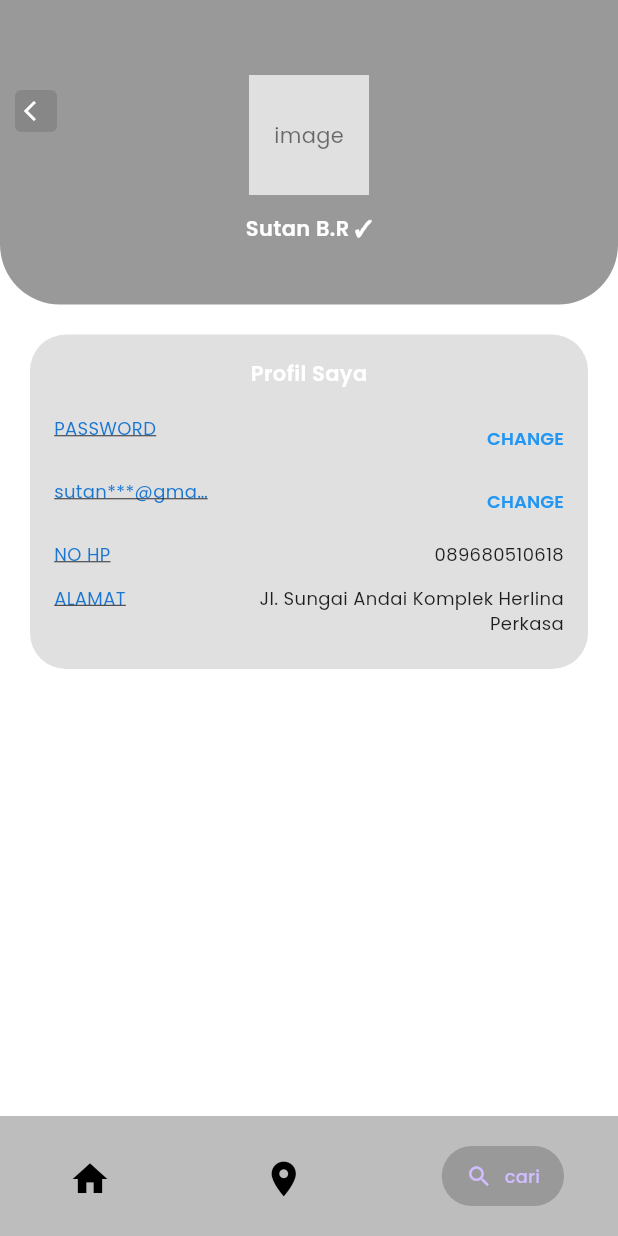
After one commit to Ryayaa/Sawit-2025, a Flutter app: the screen it shows after launch, in the side drawer, after a tap on "Profil", on a phone screen of 412 x 824 dp. The commit adds this screen. Run offline on Flutter 3.47's test engine with Material 3 defaults, Android fonts, the phone set to English and light mode, and no system bars; our stand-ins replace fl_chart, flutter_svg, google_fonts; project files that could hold a hidden picture were left out.

Commit message:
halaman profil tombol back belum berfungsi, widget dibawah tinggal ditambah link, isi dari popup change pada halaman profil ganti senyamannya,gambar belum bisa di edit/ditambahkan secara manual harus dari code.

```diff
--- a/lib/screens/main/components/side_menu.dart
+++ b/lib/screens/main/components/side_menu.dart
@@ -1,5 +1,6 @@
 import 'package:flutter/material.dart';
 import 'package:flutter_svg/flutter_svg.dart';
+import 'package:admin/screens/profil/profil.dart';
 
 class SideMenu extends StatelessWidget {
   const SideMenu({
@@ -19,41 +20,46 @@ class SideMenu extends StatelessWidget {
             svgSrc: "assets/icons/menu_dashboard.svg",
             press: () {},
           ),
-          // DrawerListTile(
-          //   title: "Transaction",
-          //   svgSrc: "assets/icons/menu_tran.svg",
-          //   press: () {},
-          // ),
-          // DrawerListTile(
-          //   title: "Task",
-          //   svgSrc: "assets/icons/menu_task.svg",
-          //   press: () {},
-          // ),
-          // DrawerListTile(
-          //   title: "Documents",
-          //   svgSrc: "assets/icons/menu_doc.svg",
-          //   press: () {},
-          // ),
-          // DrawerListTile(
-          //   title: "Store",
-          //   svgSrc: "assets/icons/menu_store.svg",
-          //   press: () {},
-          // ),
-          // DrawerListTile(
-          //   title: "Notification",
-          //   svgSrc: "assets/icons/menu_notification.svg",
-          //   press: () {},
-          // ),
-          // DrawerListTile(
-          //   title: "Profile",
-          //   svgSrc: "assets/icons/menu_profile.svg",
-          //   press: () {},
-          // ),
-          // DrawerListTile(
-          //   title: "Settings",
-          //   svgSrc: "assets/icons/menu_setting.svg",
-          //   press: () {},
-          // ),
+          DrawerListTile(
+            title: "Profil",
+            svgSrc: "assets/icons/menu_tran.svg",
+            press: () {
+    Navigator.push(
+      context,
+      MaterialPageRoute(builder: (context) => ProfilePage()),
+    );
+  },
+),
+          DrawerListTile(
+            title: "Task",
+            svgSrc: "assets/icons/menu_task.svg",
+            press: () {},
+          ),
+          DrawerListTile(
+            title: "Documents",
+            svgSrc: "assets/icons/menu_doc.svg",
+            press: () {},
+          ),
+          DrawerListTile(
+            title: "Store",
+            svgSrc: "assets/icons/menu_store.svg",
+            press: () {},
+          ),
+          DrawerListTile(
+            title: "Notification",
+            svgSrc: "assets/icons/menu_notification.svg",
+            press: () {},
+          ),
+          DrawerListTile(
+            title: "Profile",
+            svgSrc: "assets/icons/menu_profile.svg",
+            press: () {},
+          ),
+          DrawerListTile(
+            title: "Settings",
+            svgSrc: "assets/icons/menu_setting.svg",
+            press: () {},
+          ),
         ],
       ),
     );
--- /dev/null
+++ b/lib/screens/profil/profil.dart
@@ -0,0 +1,332 @@
+import 'package:flutter/material.dart';
+
+
+
+void main() {
+  runApp(const ProfileApp());
+}
+
+class ProfileApp extends StatelessWidget {
+  const ProfileApp({Key? key}) : super(key: key);
+
+  @override
+  Widget build(BuildContext context) {
+    return MaterialApp(
+      title: 'Profile Page',
+      theme: ThemeData(
+        primarySwatch: Colors.grey,
+        fontFamily: 'Roboto',
+      ),
+      home: const ProfilePage(),
+      debugShowCheckedModeBanner: false,
+    );
+  }
+}
+
+class ProfilePage extends StatelessWidget {
+  const ProfilePage({Key? key}) : super(key: key);
+
+  @override
+  Widget build(BuildContext context) {
+    return Scaffold(
+      backgroundColor: Colors.white,
+      bottomNavigationBar: BottomAppBar(
+        color: Colors.grey[400],
+        shape: const CircularNotchedRectangle(),
+        child: Padding(
+          padding: const EdgeInsets.symmetric(horizontal: 20, vertical: 8),
+          child: Row(
+            mainAxisAlignment: MainAxisAlignment.spaceBetween,
+            children: [
+              IconButton(
+                icon: const Icon(Icons.home, color: Colors.black, size: 28),
+                onPressed: () {},
+                tooltip: 'Home',
+              ),
+              IconButton(
+                icon: const Icon(Icons.location_on, color: Colors.black, size: 28),
+                onPressed: () {},
+                tooltip: 'Map',
+              ),
+              ElevatedButton.icon(
+                onPressed: () {},
+                icon: const Icon(Icons.search, size: 18),
+                label: const Text(
+                  'cari',
+                  style: TextStyle(fontSize: 12),
+                ),
+                style: ElevatedButton.styleFrom(
+                  backgroundColor: Colors.grey[600]?.withOpacity(0.5),
+                  shape: RoundedRectangleBorder(
+                    borderRadius: BorderRadius.circular(30),
+                  ),
+                  padding: const EdgeInsets.symmetric(horizontal: 16, vertical: 6),
+                  elevation: 0,
+                ),
+              ),
+            ],
+          ),
+        ),
+      ),
+      body: Column(
+        children: [
+          Container(
+            decoration: const BoxDecoration(
+              color: Color(0xFF999999),
+              borderRadius: BorderRadius.only(
+                bottomLeft: Radius.circular(40),
+                bottomRight: Radius.circular(40),
+              ),
+            ),
+           padding: const EdgeInsets.only(top: 50, bottom: 40),
+child: Stack(
+  children: [
+    Positioned(
+      left: 10,
+      top: 10,
+      child: GestureDetector(
+        onTap: () {
+          Navigator.pushReplacement(
+            context,
+            MaterialPageRoute(builder: (context) => const ProfilePage()), //ganti halaman cuy
+          );
+        },
+        child: Container(
+          width: 28,
+          height: 28,
+          decoration: BoxDecoration(
+            color: Colors.grey[600]?.withOpacity(0.5),
+            borderRadius: BorderRadius.circular(4),
+          ),
+          child: const Icon(
+            Icons.arrow_back_ios,
+            color: Colors.white,
+            size: 16,
+          ),
+        ),
+      ),
+    ),
+
+                Center(
+                  child: Column(
+                    children: [
+                      Container(
+                        width: 80,
+                        height: 80,
+                        color: Colors.grey[300],
+                        alignment: Alignment.center,
+                        child: const Text(
+                          'image',
+                          style: TextStyle(color: Colors.black54),
+                        ),
+                      ),
+                      const SizedBox(height: 12),
+                      const Text(
+                        'Sutan B.R ✓',
+                        style: TextStyle(
+                          color: Colors.white,
+                          fontWeight: FontWeight.w600,
+                          fontSize: 14,
+                        ),
+                      ),
+                    ],
+                  ),
+                ),
+              ],
+            ),
+          ),
+          const SizedBox(height: 20),
+          Container(
+            margin: const EdgeInsets.symmetric(horizontal: 20),
+            padding: const EdgeInsets.all(16),
+            decoration: BoxDecoration(
+              color: Colors.grey[300],
+              borderRadius: BorderRadius.circular(24),
+            ),
+            child: Column(
+              children: [
+                const Text(
+                  'Profil Saya',
+                  style: TextStyle(
+                    fontWeight: FontWeight.w600,
+                    fontSize: 14,
+                  ),
+                ),
+                const SizedBox(height: 12),
+                ProfileRow(
+                  label: 'PASSWORD',
+                  value: '',
+                  actionText: 'CHANGE',
+                  isValueLink: true,
+                ),
+                ProfileRow(
+                  label: 'sutan***@gmail.com',
+                  value: '',
+                  actionText: 'CHANGE',
+                  isValueLink: true,
+                ),
+                ProfileRow(
+                  label: 'NO HP',
+                  value: '089680510618',
+                  actionText: '',
+                  isValueLink: true,
+                ),
+                ProfileRow(
+                  label: 'ALAMAT',
+                  value: 'Jl. Sungai Andai Komplek Herlina Perkasa',
+                  actionText: '',
+                  isValueLink: true,
+                ),
+              ],
+            ),
+          ),
+          const SizedBox(height: 40),
+        ],
+      ),
+    );
+  }
+}
+void showEmailVerificationDialog(BuildContext context) {
+  showDialog(
+    context: context,
+    builder: (context) {
+      return AlertDialog(
+        shape: RoundedRectangleBorder(borderRadius: BorderRadius.circular(16)),
+        contentPadding: const EdgeInsets.all(20),
+        content: Column(
+          mainAxisSize: MainAxisSize.min,
+          children: [
+            const Icon(Icons.mail_outline, size: 48, color: Colors.grey),
+            const SizedBox(height: 12),
+            const Text(
+              'Tolong masukkan email untuk verifikasi akun Anda',
+              textAlign: TextAlign.center,
+              style: TextStyle(fontSize: 14, fontWeight: FontWeight.w500),
+            ),
+            const SizedBox(height: 16),
+            TextField(
+              decoration: InputDecoration(
+                hintText: 'Masukkan email anda',
+                border: OutlineInputBorder(
+                  borderRadius: BorderRadius.circular(12),
+                ),
+                contentPadding: const EdgeInsets.symmetric(
+                    vertical: 10, horizontal: 12),
+              ),
+            ),
+            const SizedBox(height: 20),
+            Row(
+              mainAxisAlignment: MainAxisAlignment.end,
+              children: [
+                TextButton(
+                  child: const Text('Cancel'),
+                  onPressed: () => Navigator.of(context).pop(),
+                ),
+                ElevatedButton(
+                  onPressed: () {
+                    // Lakukan verifikasi di sini
+                    Navigator.of(context).pop();
+                  },
+                  style: ElevatedButton.styleFrom(
+                    backgroundColor: Colors.grey[700],
+                  ),
+                  child: const Text('Submit'),
+                ),
+              ],
+            ),
+          ],
+        ),
+      );
+    },
+  );
+}
+
+
+class ProfileRow extends StatelessWidget {
+  final String label;
+  final String value;
+  final String actionText;
+  final bool isValueLink;
+
+  const ProfileRow({
+    Key? key,
+    required this.label,
+    required this.value,
+    required this.actionText,
+    this.isValueLink = false,
+  }) : super(key: key);
+
+  @override
+  Widget build(BuildContext context) {
+    return Padding(
+      padding: const EdgeInsets.symmetric(vertical: 6),
+      child: Row(
+        crossAxisAlignment: CrossAxisAlignment.start,
+        children: [
+          // Label
+          Expanded(
+            flex: 3,
+            child: Text(
+              label,
+              style: TextStyle(
+                color: Colors.blue[700],
+                decoration: isValueLink
+                    ? TextDecoration.underline
+                    : TextDecoration.none,
+                fontSize: 12,
+              ),
+              overflow: TextOverflow.ellipsis,
+            ),
+          ),
+
+          // Value di kanan, bisa multi-baris dan rata kanan
+          Expanded(
+            flex: 5,
+            child: Align(
+              alignment: Alignment.centerRight,
+              child: Text(
+                value,
+                textAlign: TextAlign.right,
+                style: const TextStyle(
+                  color: Colors.black87,
+                  fontSize: 12,
+                ),
+                softWrap: true,
+              ),
+            ),
+          ),
+
+          // Action di paling kanan (CHANGE)
+          if (actionText.isNotEmpty)
+            SizedBox(
+              width: 60,
+              child: Align(
+                alignment: Alignment.topRight,
+                child: TextButton(
+                  onPressed: () {
+  if (actionText == 'CHANGE') {
+    showEmailVerificationDialog(context);
+  }
+},
+
+                  style: TextButton.styleFrom(
+                    padding: EdgeInsets.zero,
+                    minimumSize: const Size(30, 30),
+                    tapTargetSize: MaterialTapTargetSize.shrinkWrap,
+                  ),
+                  child: Text(
+                    actionText,
+                    style: const TextStyle(
+                      color: Colors.blue,
+                      fontSize: 12,
+                      fontWeight: FontWeight.w600,
+                    ),
+                  ),
+                ),
+              ),
+            ),
+        ],
+      ),
+    );
+  }
+}
```
